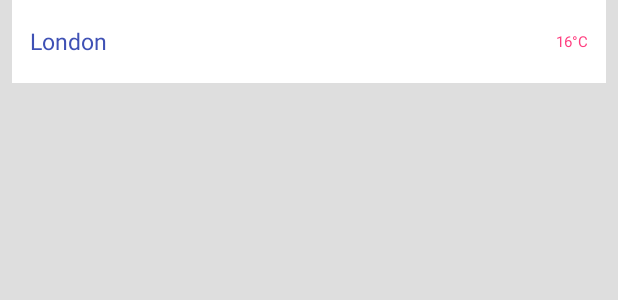
After one commit to palaniramkumar/ExpenseManager, an Android app: the layout card_table_notification.xml on its own in the app's theme, with its tools: preview values and no code run, on a phone screen of 412 x 824 dp. The commit adds this screen. Shown: the top 300 px of the screen. Run offline under Robolectric (Android 15) with nearby library versions, the phone set to English and light mode, and no system bars.

Commit message:
Passing value from Notification
1. Notification UI Change
2. Progressbar
3. Code Cleanup

```diff
--- a/app/build.gradle
+++ b/app/build.gradle
@@ -9,7 +9,7 @@ android {
         minSdkVersion 16
         targetSdkVersion 21
         versionCode 1
-        versionName "1.0"
+        versionName "0.1 Pre-Alpha"
     }
     buildTypes {
         release {
--- a/app/src/main/java/com/reader/ramkumar/expensemanager/PendingApproval.java
+++ b/app/src/main/java/com/reader/ramkumar/expensemanager/PendingApproval.java
@@ -8,14 +8,10 @@ import android.app.Fragment;
 import android.view.LayoutInflater;
 import android.view.View;
 import android.view.ViewGroup;
-import java.util.ArrayList;
-import android.database.Cursor;
-import android.widget.ArrayAdapter;
-import android.widget.ExpandableListView;
-import android.widget.ListView;
 
-import com.reader.ramkumar.SMSparser.SMS;
-import com.reader.ramkumar.expensemanager.adapter.MyExpandableListAdapter;
+import android.widget.ProgressBar;
+
+import android.os.Handler;
 import com.reader.ramkumar.expensemanager.adapter.NotificationCard;
 
 import it.gmariotti.cardslib.library.internal.ViewToClickToExpand;
@@ -40,6 +36,9 @@ public class PendingApproval extends Fragment {
     private String mParam1;
     private String mParam2;
     ViewGroup mContainer;
+    private ProgressBar mProgress;
+    private int mProgressStatus = 0;
+    private Handler mHandler = new Handler();
 
     private OnFragmentInteractionListener mListener;
 
@@ -92,17 +91,31 @@ public class PendingApproval extends Fragment {
         CardViewNative cardView = (CardViewNative) view.findViewById(R.id.cardnotification); //if you want list, pls change the xml to "CardListView"
         cardView.setCard(card);
 
+        mProgress = (ProgressBar) view.findViewById(R.id.notification_progressBar);
 
-/*
-//load sms in default list
-        ListView lViewSMS = (ListView) view.findViewById(R.id.listViewSMS);
+        // Start lengthy operation in a background thread
+        new Thread(new Runnable() {
+            public void run() {
+                while (mProgressStatus < 100) {
+                    mProgressStatus ++;
+                    try {
+                        // Sleep for 200 milliseconds.
+                        //Just to display the progress slowly
+                        Thread.sleep(200);
+                    } catch (InterruptedException e) {
+                        e.printStackTrace();
+                    }
+                    // Update the progress bar
+                    mHandler.post(new Runnable() {
+                        public void run() {
+                            mProgress.setProgress(mProgressStatus);
+                        }
+                    });
+                }
+                //mProgress.setVisibility(View.INVISIBLE);
+            }
+        }).start();
 
-        if(fetchInbox()!=null)
-        {
-            ArrayAdapter adapter = new ArrayAdapter(getActivity(), android.R.layout.simple_list_item_1, fetchInbox());
-            lViewSMS.setAdapter(adapter);
-        }
-        */
         return view;
     }
 
@@ -145,34 +158,4 @@ public class PendingApproval extends Fragment {
         public void onFragmentInteraction(Uri uri);
     }
 
-    public ArrayList fetchInbox()
-    {
-        ArrayList sms = new ArrayList();
-
-        Uri uriSms = Uri.parse("content://sms/inbox");
-        Cursor cursor =getActivity().getContentResolver().query(uriSms, new String[]{"_id", "address", "date", "body"},null,null,null);
-
-        cursor.moveToFirst();
-        while  (cursor.moveToNext())
-        {
-            String address = cursor.getString(1);
-            String body = cursor.getString(3);
-
-            //System.out.println("======&gt; Mobile number =&gt; "+address);
-            //System.out.println("=====&gt; SMS Text =&gt; "+body);
-            //comented copied code
-            //sms.add("Address=&gt; "+address+"n SMS =&gt; "+body);
-            /* custom code*/
-            SMS s= new SMS();
-            s.address=address;
-            s.text=body;
-            s.id=cursor.getString(0);
-            s.when=cursor.getString(2);
-             /* this may need to tune further for better accurecy */
-            if(s.findSMS() && s.amount!=null)
-                sms.add("{Amount: '"+s.amount+"', Tenent: '"+s.where+"', Account:'"+s.account+"', Time: '"+s.when+"', Place: '"+s.place+"'}");
-        }
-        return sms;
-
-    }
 }
--- /dev/null
+++ b/app/src/main/res/layout/card_table_notification.xml
@@ -0,0 +1,63 @@
+<?xml version="1.0" encoding="utf-8"?>
+
+<!--
+  ~ *******************************************************************************
+  ~   Copyright (c) 2013-2014 Gabriele Mariotti.
+  ~
+  ~   Licensed under the Apache License, Version 2.0 (the "License");
+  ~   you may not use this file except in compliance with the License.
+  ~   You may obtain a copy of the License at
+  ~
+  ~   http://www.apache.org/licenses/LICENSE-2.0
+  ~
+  ~   Unless required by applicable law or agreed to in writing, software
+  ~   distributed under the License is distributed on an "AS IS" BASIS,
+  ~   WITHOUT WARRANTIES OR CONDITIONS OF ANY KIND, either express or implied.
+  ~   See the License for the specific language governing permissions and
+  ~   limitations under the License.
+  ~  *****************************************************************************
+  -->
+
+<LinearLayout xmlns:android="http://schemas.android.com/apk/res/android"
+    xmlns:tools="http://schemas.android.com/tools"
+    android:layout_width="match_parent"
+    android:layout_height="wrap_content"
+    android:layout_marginLeft="8dp"
+    android:layout_marginRight="8dp"
+    android:background="@drawable/native_item_selector"
+    android:orientation="vertical">
+
+
+    <RelativeLayout
+        android:layout_width="match_parent"
+        android:layout_height="wrap_content"
+        android:layout_gravity="center_vertical"
+        android:layout_marginLeft="12dp"
+        android:layout_marginRight="12dp"
+        android:minHeight="55dp">
+
+        <TextView
+            android:id="@+id/card_notification_content"
+            android:layout_width="wrap_content"
+            android:layout_height="wrap_content"
+            android:layout_alignParentLeft="true"
+            android:layout_centerInParent="true"
+            android:textColor="@color/primary"
+            android:textSize="15sp"
+            tools:text="London" />
+
+
+        <TextView
+            android:id="@+id/card_notification_time"
+            android:layout_width="wrap_content"
+            android:layout_height="wrap_content"
+            android:layout_alignParentRight="true"
+            android:layout_centerInParent="true"
+            android:textColor="@color/accent"
+            android:textSize="10sp"
+            tools:text="16°C" />
+
+
+    </RelativeLayout>
+
+</LinearLayout>
```
Also changed, not shown: app/src/main/java/com/reader/ramkumar/expensemanager/Expense_add_window.java (+22 -49 lines), app/src/main/java/com/reader/ramkumar/expensemanager/MainActivity.java (+3 -157 lines), app/src/main/java/com/reader/ramkumar/expensemanager/adapter/NotificationCard.java (+36 -41 lines), app/src/main/res/layout/fragment_pending_approval.xml (+15 -1 lines).
